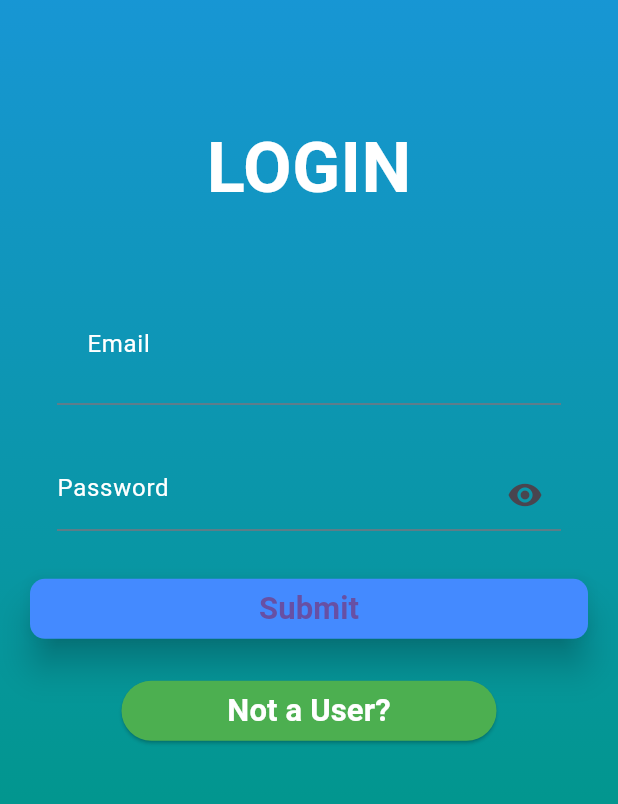
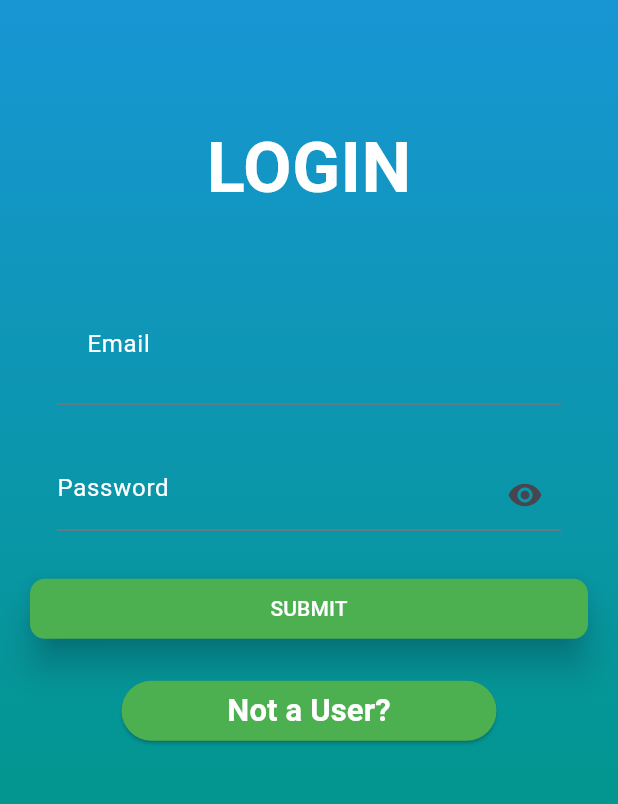
Before and after one commit to masteradios/khaana-khazaana, a Flutter app: the screen it shows after launch, after a tap on "Already a User?", on a phone screen of 412 x 824 dp, the part 359-1163 px from its top. Run offline on Flutter 3.47's test engine with Material 3 defaults, Android fonts, the light colour scheme and no system bars; our stand-ins replace animated_splash_screen, cloud_firestore, firebase_auth, firebase_core, firebase_storage, fluttertoast and 9 more; accounts and stored records are empty; project files that could hold a hidden picture were left out.

Commit message:
wande ui 17 feb 2

```diff
--- a/lib/Student/assignedTeachers/cardView.dart
+++ b/lib/Student/assignedTeachers/cardView.dart
@@ -37,11 +37,9 @@ Widget cardWidget(validData, index, type) {
                         Row(
                           children: [
                             Expanded(
-                              flex: 2,
-                              child: headingContainer("About Faculty     :", context),
+                              child: headingContainer("About:", context),
                             ),
                             Expanded(
-                              flex: 2,
                               child: contentContainer(validData?[index]["about"], context),
                             ),
                           ],
@@ -50,7 +48,7 @@ Widget cardWidget(validData, index, type) {
                           children: [
                             Expanded(
                               flex: 3,
-                              child: headingContainer("Experience of Faculty  :", context),
+                              child: headingContainer("Rating:", context),
                             ),
                             Expanded(
                               flex: 2,
--- a/lib/Student/mainScreen.dart
+++ b/lib/Student/mainScreen.dart
@@ -1,5 +1,4 @@
 import 'package:flutter/material.dart';
-
 import '../reusableWidgets/Responsive.dart';
 import '../reusableWidgets/appBar.dart';
 import '../reusableWidgets/topBar/topBarStudent.dart';
--- a/lib/loginPage/submitButton.dart
+++ b/lib/loginPage/submitButton.dart
@@ -47,9 +47,12 @@ Widget buttonContent(providerValue, context) {
           },
           style: submitButtonStyle(),
           // Button Styling See below..............................
-          child: Text("Submit",
-              style: TextStyle(
-                  fontSize: setSize(context, 22), fontWeight: FontWeight.bold)),
+          child: Text(
+            'SUBMIT',
+            style: TextStyle(
+              color: Colors.white,
+            ),
+          ),
         ),
       );
     },
@@ -60,7 +63,7 @@ Widget buttonContent(providerValue, context) {
 ButtonStyle submitButtonStyle() {
   return ButtonStyle(
       alignment: Alignment.center,
-      backgroundColor: const MaterialStatePropertyAll(Colors.blueAccent),
+      backgroundColor: const MaterialStatePropertyAll(Colors.green),
       elevation: const MaterialStatePropertyAll(10),
       padding: const MaterialStatePropertyAll(
           EdgeInsets.symmetric(horizontal: 15, vertical: 5)),
--- a/lib/registerPage/submitButton.dart
+++ b/lib/registerPage/submitButton.dart
@@ -22,7 +22,10 @@ Widget buttonContent(providerValue, context) {
   return SizedBox(
     width: 700,
     child: ElevatedButton(
-        style: const ButtonStyle(elevation: MaterialStatePropertyAll(20)),
+        style: ElevatedButton.styleFrom(
+          backgroundColor: Colors.green,
+          elevation: 5
+        ),
         onPressed: () async {
           if (providerValue.email.trim() != "" &&
               providerValue.password != "" &&
@@ -40,6 +43,7 @@ Widget buttonContent(providerValue, context) {
         child: Text(
           "Submit",
           style: TextStyle(
+            color: Colors.white,
               fontWeight: FontWeight.bold, fontSize: setSize(context, 22)),
         )),
   );
```
Also changed, not shown: lib/Student/quizOfEachTeacher/showQuizForStudent.dart (+98 -40 lines), lib/reusableWidgets/appBar.dart (+7 -2 lines).
